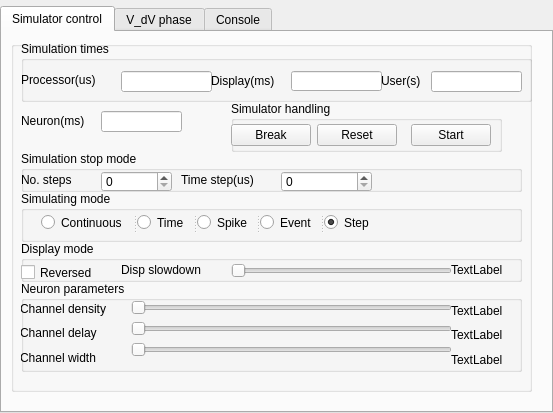
The window that code/QtGUI/neurontab.ui (jvegh/Dynamic-Abstract-Neural-Computing) describes before a commit, drawn with Qt 5.
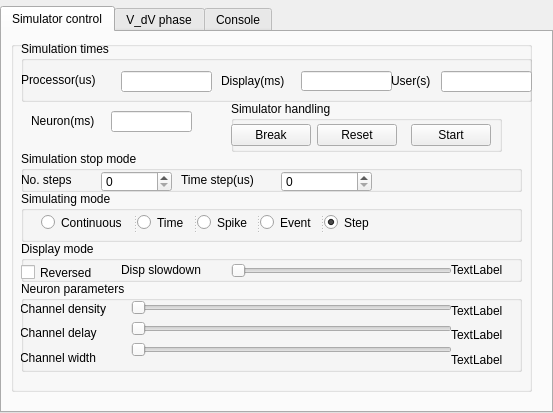
The same window after the commit. Custom widgets are drawn as their Qt base class.

```diff
--- a/code/QtGUI/neurontab.ui
+++ b/code/QtGUI/neurontab.ui
@@ -380,7 +380,7 @@
                    <widget class="QLabel" name="UserTimeLabel">
                     <property name="geometry">
                      <rect>
-                      <x>360</x>
+                      <x>370</x>
                       <y>30</y>
                       <width>51</width>
                       <height>20</height>
@@ -425,7 +425,7 @@
                    <widget class="QLineEdit" name="DisplayTimeValue">
                     <property name="geometry">
                      <rect>
-                      <x>270</x>
+                      <x>280</x>
                       <y>30</y>
                       <width>91</width>
                       <height>20</height>
@@ -444,7 +444,7 @@
                    <widget class="QLabel" name="DisplayTimeLabel">
                     <property name="geometry">
                      <rect>
-                      <x>190</x>
+                      <x>200</x>
                       <y>30</y>
                       <width>81</width>
                       <height>20</height>
@@ -457,7 +457,7 @@
                    <widget class="QLineEdit" name="UserTimeValue">
                     <property name="geometry">
                      <rect>
-                      <x>410</x>
+                      <x>420</x>
                       <y>30</y>
                       <width>91</width>
                       <height>21</height>
@@ -534,7 +534,7 @@
                   <widget class="QLineEdit" name="SimulatedTimeValue">
                    <property name="geometry">
                     <rect>
-                     <x>90</x>
+                     <x>100</x>
                      <y>70</y>
                      <width>81</width>
                      <height>21</height>
@@ -550,7 +550,7 @@
                   <widget class="QLabel" name="SimulatedTimeLabel">
                    <property name="geometry">
                     <rect>
-                     <x>10</x>
+                     <x>20</x>
                      <y>70</y>
                      <width>81</width>
                      <height>20</height>
```
